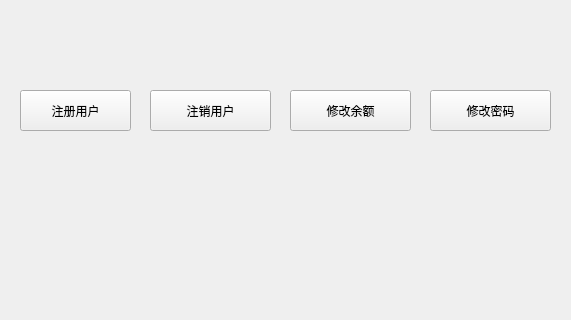
Qt form CampusCardManager/manager.ui (DandexZ/software_project) before a commit; both pictures show x 100 to 671 and y 200 to 520 of the 780 by 520 pixel window.
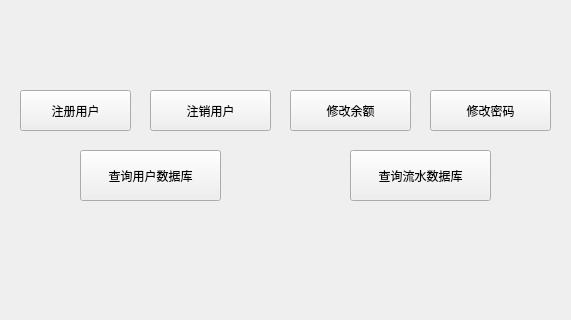
The same form after that commit.

Commit message: 管理员界面增加查看数据库的功能

```diff
--- a/CampusCardManager/manager.ui
+++ b/CampusCardManager/manager.ui
@@ -113,6 +113,32 @@
     <string/>
    </property>
   </widget>
+  <widget class="QPushButton" name="userdb">
+   <property name="geometry">
+    <rect>
+     <x>180</x>
+     <y>350</y>
+     <width>141</width>
+     <height>51</height>
+    </rect>
+   </property>
+   <property name="text">
+    <string>查询用户数据库</string>
+   </property>
+  </widget>
+  <widget class="QPushButton" name="moneydb">
+   <property name="geometry">
+    <rect>
+     <x>450</x>
+     <y>350</y>
+     <width>141</width>
+     <height>51</height>
+    </rect>
+   </property>
+   <property name="text">
+    <string>查询流水数据库</string>
+   </property>
+  </widget>
  </widget>
  <resources/>
  <connections/>
```
The commit also changes 16 other files.
